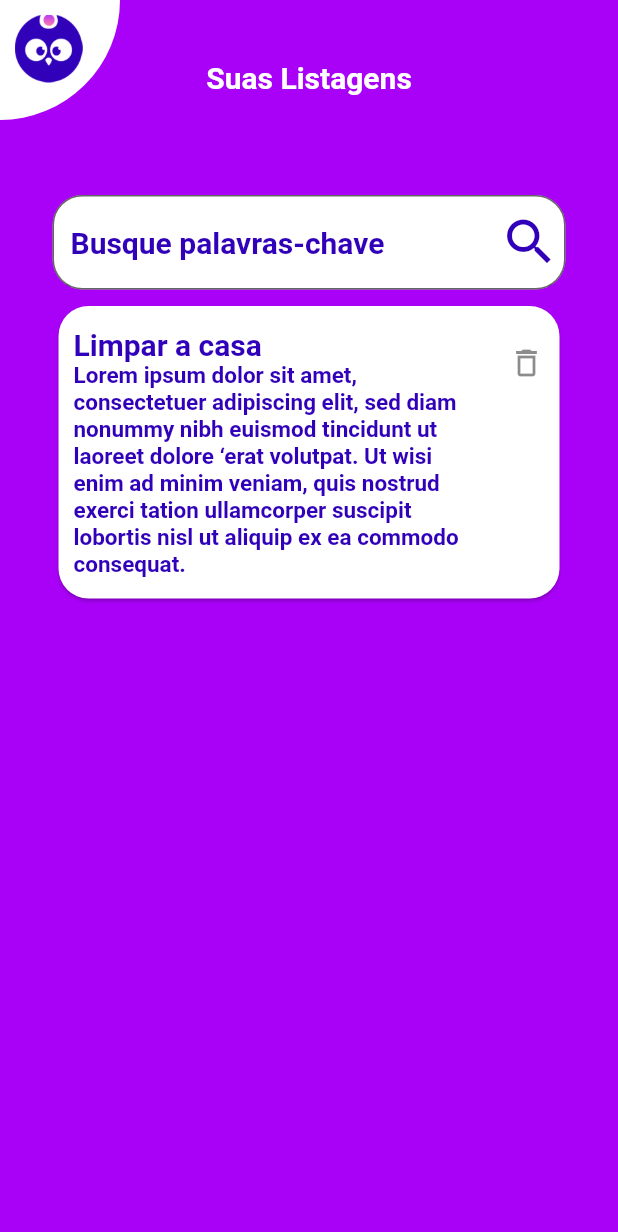
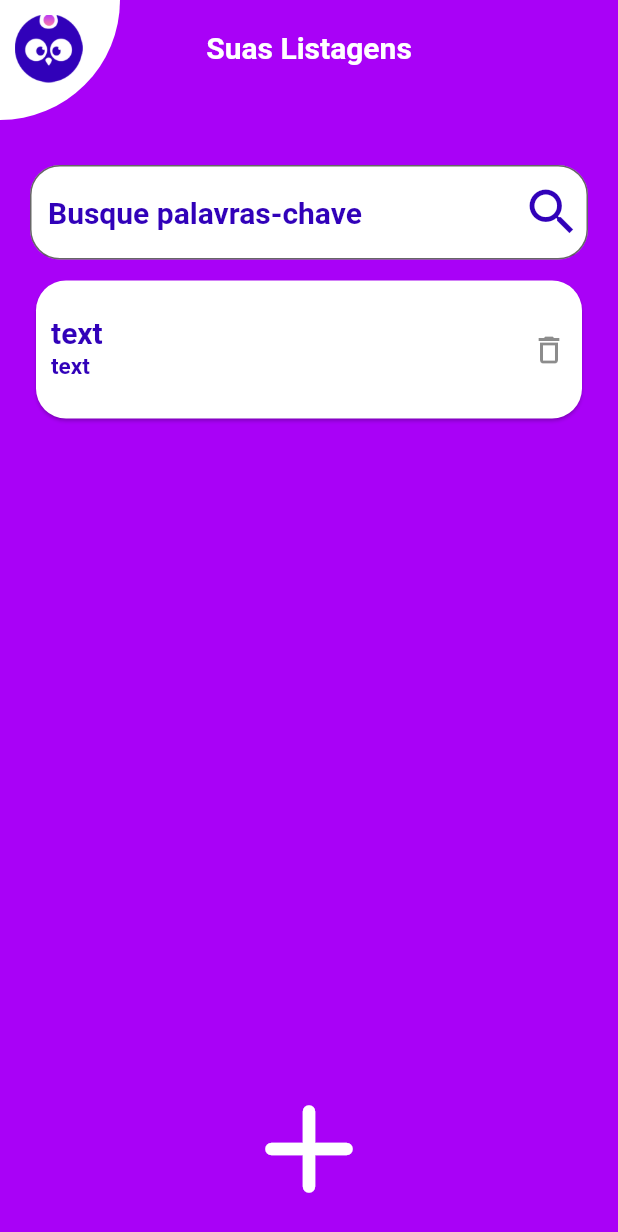
Before and after one commit to juanpablooviedo/equipe-2, a Flutter app: the TelaTarefas screen opened by its route, on a phone screen of 412 x 824 dp. Shown: the top 1232 px of the screen. Run offline on Flutter 3.47's test engine with Material 2 defaults, Android fonts, the phone set to English and light mode, and no system bars; our stand-ins replace google_fonts; Roboto replaces fonts that are missing (Montserrat-SemiBold, Tahoma).

Commit message:
alteração de layout e API

```diff
--- a/lib/View/Listagem de Tarefas/popup Excluir/dialog_excluir_tarefa.dart
+++ b/lib/View/Listagem de Tarefas/popup Excluir/dialog_excluir_tarefa.dart
@@ -34,9 +34,11 @@ Widget excluir(BuildContext context) {
         ),
       ),
       TextButton(
-        onPressed: () {},
+        onPressed: () {
+          Navigator.of(context).pop();
+        },
         child: Text(
-          "Excluir",
+          "Cancelar",
           style: TextStyle(
             color: Color(0xFFA901F7),
             fontWeight: FontWeight.normal,
--- a/lib/View/Listagem de Tarefas/tela_listagem_tarefas.dart
+++ b/lib/View/Listagem de Tarefas/tela_listagem_tarefas.dart
@@ -1,5 +1,4 @@
 import 'dart:ui';
-
 import 'package:flutter/material.dart';
 import 'package:todo_lovepeople/View/Listagem%20de%20Tarefas/popup%20Excluir/dialog_excluir_tarefa.dart';
 
@@ -16,7 +15,10 @@ class _TelaTarefasState extends State<TelaTarefas> {
     return SafeArea(
         child: Scaffold(
       backgroundColor: Color(0xFFA901F7),
-        body: Stack(
+      body: ListView(children: [
+        Column(
+          children: [
+            Stack(
               children: [
                 Container(
                   height: 80,
@@ -36,8 +38,13 @@ class _TelaTarefasState extends State<TelaTarefas> {
                     fit: BoxFit.fill,
                   ),
                 ),
-            Container(
-              alignment: Alignment(0.0, -0.9),
+                SizedBox(
+                  width: 60,
+                ),
+                Center(
+                  child: Padding(
+                    padding: const EdgeInsets.only(top: 20),
+                    child: Container(
                       child: Text(
                         "Suas Listagens",
                         style: TextStyle(
@@ -48,11 +55,17 @@ class _TelaTarefasState extends State<TelaTarefas> {
                         ),
                       ),
                     ),
+                  ),
+                ),
+              ],
+            ),
+            Column(
+              children: [
                 Padding(
                   padding: const EdgeInsets.only(
-                top: 130,
-                left: 35,
-                right: 35,
+                    top: 30,
+                    left: 20,
+                    right: 20,
                   ),
                   child: TextField(
                     decoration: InputDecoration(
@@ -79,9 +92,10 @@ class _TelaTarefasState extends State<TelaTarefas> {
                 ),
                 Padding(
                   padding: const EdgeInsets.only(
-                top: 200,
-                left: 35,
-                right: 35,
+                    top: 10,
+                    left: 20,
+                    right: 20,
+                    bottom: 10,
                   ),
                   child: Card(
                     shape: RoundedRectangleBorder(
@@ -90,7 +104,7 @@ class _TelaTarefasState extends State<TelaTarefas> {
                     child: ListTile(
                       contentPadding: EdgeInsets.all(10),
                       title: Text(
-                    "Limpar a casa",
+                        "text",
                         style: TextStyle(
                           color: Color(0xFF3101B9),
                           fontWeight: FontWeight.bold,
@@ -99,7 +113,7 @@ class _TelaTarefasState extends State<TelaTarefas> {
                         ),
                       ),
                       subtitle: Text(
-                    "Lorem ipsum dolor sit amet, consectetuer adipiscing elit, sed diam nonummy nibh euismod tincidunt ut laoreet dolore ‘erat volutpat. Ut wisi enim ad minim veniam, quis nostrud exerci tation ullamcorper suscipit lobortis nisl ut aliquip ex ea commodo consequat. ",
+                        "text",
                         style: TextStyle(
                           color: Color(0xFF3101B9),
                           fontWeight: FontWeight.bold,
@@ -119,7 +133,19 @@ class _TelaTarefasState extends State<TelaTarefas> {
                 ),
               ],
             ),
+          ],
         ),
-    );
+      ]),
+      bottomNavigationBar: Container(
+        child: IconButton(
+          icon: Icon(Icons.add_rounded),
+          onPressed: () {
+            Navigator.of(context).pushNamed("telaCadastroTarefa");
+          },
+          color: Color(0xFFFFFFFF),
+          iconSize: 100,
+        ),
+      ),
+    ));
   }
 }
```
Also changed, not shown: lib/Model/Listagem de Tarefas/API_listagem_tarefas.dart (+15 -0 lines), lib/Model/Listagem de Tarefas/ListagemTarefa.dart (added, +52 -0 lines). Lines whose indentation alone changed are shown as unchanged.
